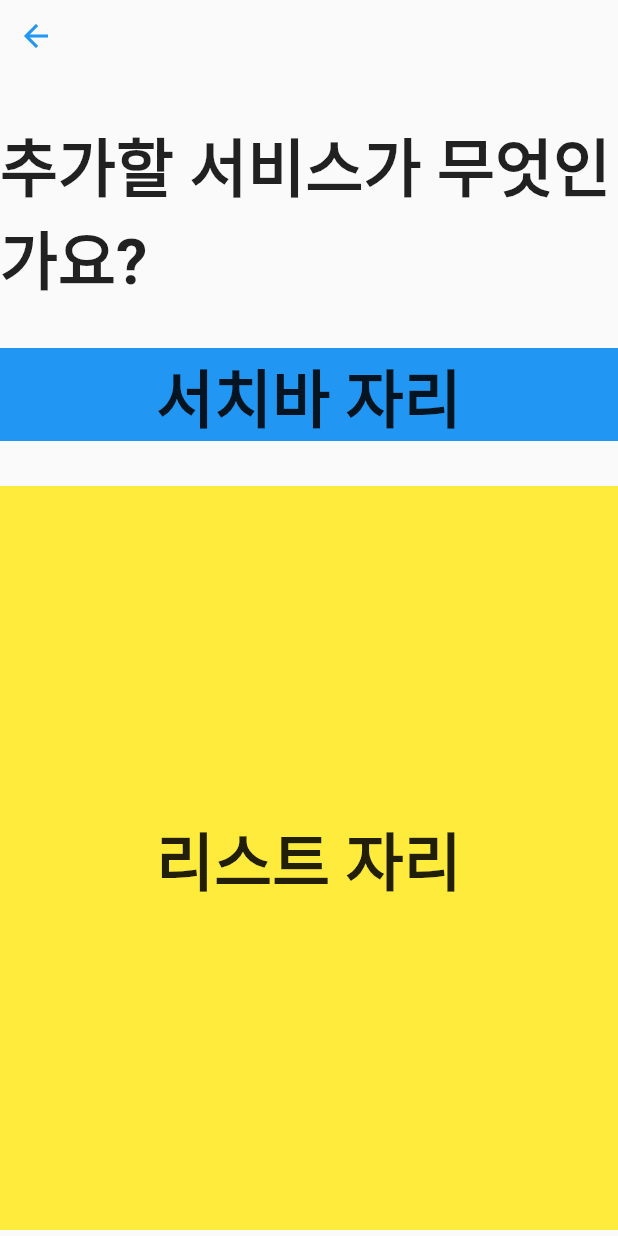
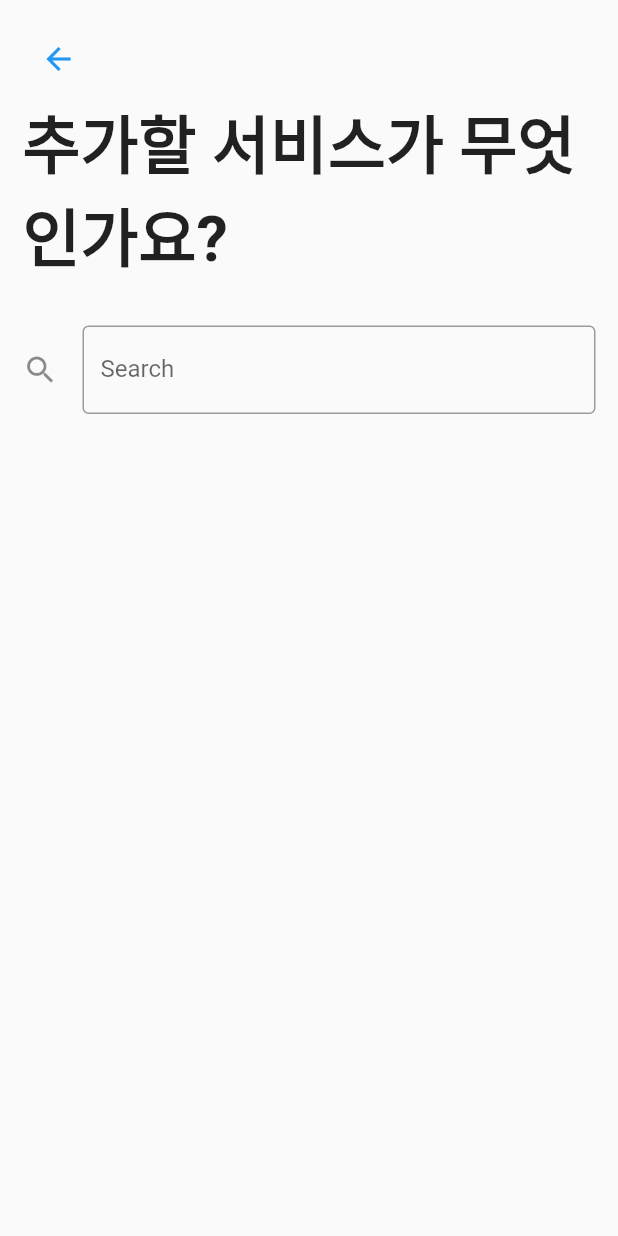
Before and after one commit to hoseCloud/sp1-frontend, a Flutter app: the ScreenAddAccount screen opened directly, on a phone screen of 412 x 824 dp. Run offline on Flutter 3.47's test engine with Material 2 defaults, Android fonts, the light colour scheme and no system bars.

Commit message:
Add search bar to ScreenAddAccount
Add search bar.
Remove service list.

아 외 안댐

```diff
--- a/lib/screen/account.dart
+++ b/lib/screen/account.dart
@@ -73,6 +73,7 @@ class ScreenAddAccount extends StatelessWidget {
   Widget build(BuildContext context) {
     return Scaffold(
       body: ListView(
+        padding: const EdgeInsets.all(15.0),
         children: const <Widget>[
           Align(
             alignment: Alignment.topLeft,
@@ -80,7 +81,6 @@ class ScreenAddAccount extends StatelessWidget {
               color: Colors.blue,
             ),
           ),
-          SizedBox(height: 30.0),
           Center(
             child: Text(
               "추가할 서비스가 무엇인가요?",
@@ -89,26 +89,12 @@ class ScreenAddAccount extends StatelessWidget {
             ),
           ),
           SizedBox(height: 30.0),
-          ColoredBox(
-            color: Colors.blue,
-            child: Center(
-              child: Text(
-                "서치바 자리",
-                textScaleFactor: 3.0,
-                style: TextStyle(fontWeight: FontWeight.bold),
-              ),
-            )
-          ),
-          SizedBox(height: 30.0),
-          ColoredBox(
-            color: Colors.yellow,
-            child: Center(
-              heightFactor: 8.0,
-              child: Text(
-                "리스트 자리",
-                textScaleFactor: 3.0,
-                style: TextStyle(fontWeight: FontWeight.bold),
-              ),
+          TextField(
+            obscureText: false,
+            decoration: InputDecoration(
+              icon: Icon(Icons.search),
+              border: OutlineInputBorder(),
+              labelText: 'Search',
             ),
           ),
         ],
```
